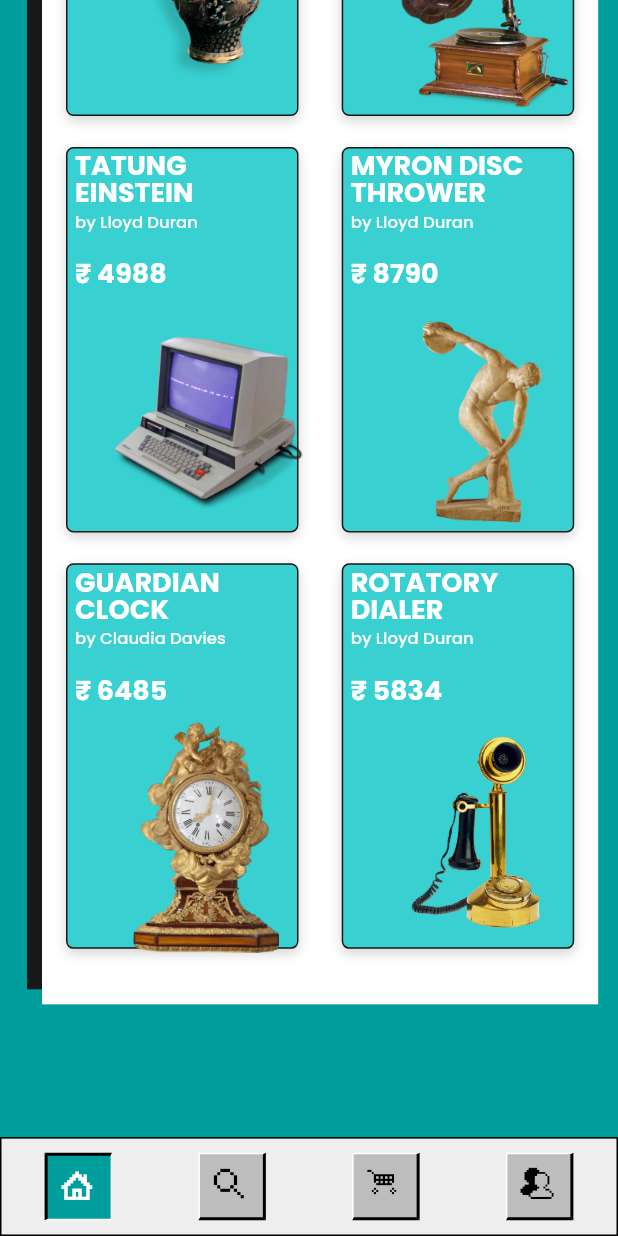
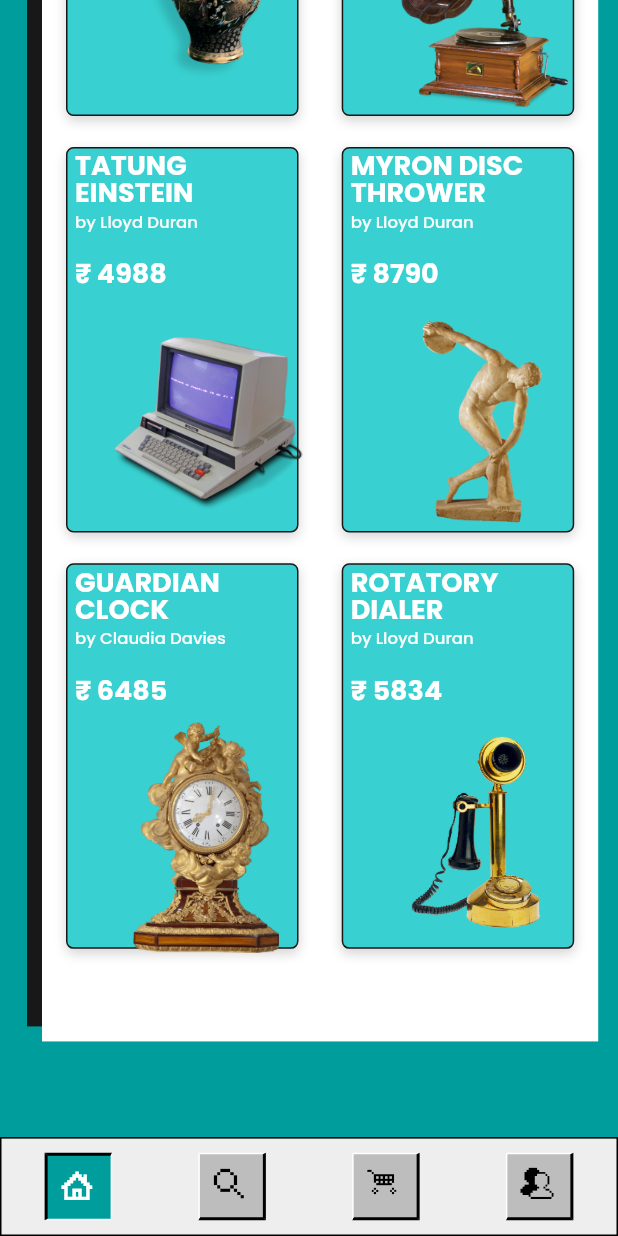
Before and after one commit to himanshusharma89/relic_bazaar, a Flutter app: the screen it shows after launch, scrolled down 443 dp, on a phone screen of 412 x 824 dp. Run offline on Flutter 3.47's test engine with Material 2 defaults, Android fonts, the phone set to English and light mode, and no system bars; our stand-ins replace flutter_svg, google_fonts.

Commit message:
overflow fix

```diff
--- a/lib/screens/Home.dart
+++ b/lib/screens/Home.dart
@@ -93,7 +93,7 @@ class Home extends StatelessWidget {
                     height: height * 0.02,
                   ),
                   Container(
-                    height: height * 1.05,
+                    height: height * 1.08,
                     width: width,
                     child: Stack(
                       children: <Widget>[
```
